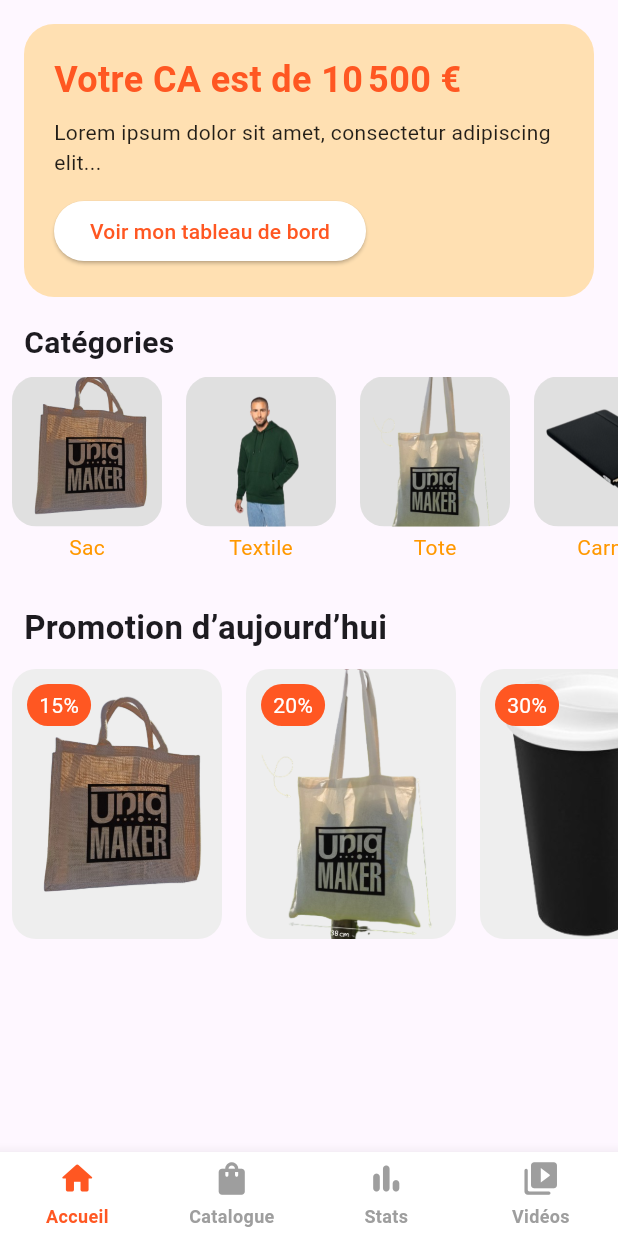
After one commit to 0osmoz0/UniqMaker, a Flutter app: the HomePage screen opened directly, on a phone screen of 412 x 824 dp. The commit adds this screen. Run offline on Flutter 3.47's test engine with Material 3 defaults, Android fonts, the phone set to English and light mode, and no system bars; drawn by our look-alikes of animated_bottom_navigation_bar; our stand-ins replace open_file, signature.

Commit message:
finish the freelancer home page

```diff
--- a/uniqmaker/lib/contrat.dart
+++ b/uniqmaker/lib/contrat.dart
@@ -2,7 +2,7 @@ import 'package:flutter/material.dart';
 import 'package:signature/signature.dart';
 import 'package:flutter/services.dart';
 import 'package:pdf/widgets.dart' as pw;
-// Removed unused import
+import 'package:uniqmaker/freelancerHome.dart';
 import 'package:open_file/open_file.dart';
 import 'package:path_provider/path_provider.dart';
 import 'dart:io';
@@ -31,9 +31,7 @@ class _ContractSignatureScreenState extends State<ContractSignatureScreen> {
 
   Future<void> _generateContract() async {
     try {
-      // Création du PDF
       final pdf = pw.Document();
-
       pdf.addPage(
         pw.Page(
           build: (pw.Context context) {
@@ -44,14 +42,12 @@ class _ContractSignatureScreenState extends State<ContractSignatureScreen> {
                 pw.Paragraph(text: 'En signant ce document, vous acceptez les termes et conditions.'),
                 pw.SizedBox(height: 20),
                 pw.Header(level: 1, text: 'Détails du contrat'),
-                // Ajoutez ici le contenu spécifique du contrat
               ],
             );
           },
         ),
       );
 
-      // Sauvegarde temporaire du PDF
       final output = await getTemporaryDirectory();
       final file = File('${output.path}/contrat_uniqmaker.pdf');
       await file.writeAsBytes(await pdf.save());
@@ -120,7 +116,6 @@ class _ContractSignatureScreenState extends State<ContractSignatureScreen> {
               ),
               const SizedBox(height: 30),
 
-              // Bouton Générer le contrat
               if (!_isContractGenerated)
                 ElevatedButton(
                   onPressed: _generateContract,
@@ -157,7 +152,6 @@ class _ContractSignatureScreenState extends State<ContractSignatureScreen> {
 
               const SizedBox(height: 30),
 
-              // Zone de signature (visible seulement après lecture)
               if (_isContractRead) ...[
                 Container(
                   height: 200,
@@ -174,7 +168,6 @@ class _ContractSignatureScreenState extends State<ContractSignatureScreen> {
                 const SizedBox(height: 20),
               ],
 
-              // Boutons Signer et Effacer (visible seulement après lecture)
               if (_isContractRead) ...[
                 Row(
                   children: [
@@ -187,7 +180,14 @@ class _ContractSignatureScreenState extends State<ContractSignatureScreen> {
                               ScaffoldMessenger.of(context).showSnackBar(
                                 const SnackBar(content: Text('Contrat signé avec succès')),
                               );
-                              // Ici vous pourriez sauvegarder la signature avec le contrat
+
+                              // Redirige vers la HomePage
+                              Future.delayed(const Duration(milliseconds: 800), () {
+                                Navigator.pushReplacement(
+                                  context,
+                                  MaterialPageRoute(builder: (context) => const HomePage()),
+                                );
+                              });
                             }
                           } else {
                             ScaffoldMessenger.of(context).showSnackBar(
@@ -225,25 +225,6 @@ class _ContractSignatureScreenState extends State<ContractSignatureScreen> {
                 ),
                 const SizedBox(height: 30),
               ],
-
-              // Bouton continuer (visible seulement après signature)
-              if (_signatureController.isNotEmpty && _isContractRead)
-                Align(
-                  alignment: Alignment.centerRight,
-                  child: TextButton(
-                    onPressed: () {
-                      // Action de navigation ici
-                      // Navigator.push(...);
-                    },
-                    child: const Text(
-                      "continuer",
-                      style: TextStyle(
-                        color: Color(0xFFF28C36),
-                        fontSize: 18,
-                      ),
-                    ),
-                  ),
-                ),
             ],
           ),
         ),
--- /dev/null
+++ b/uniqmaker/lib/freelancerHome.dart
@@ -0,0 +1,241 @@
+import 'package:flutter/material.dart';
+import 'package:animated_bottom_navigation_bar/animated_bottom_navigation_bar.dart';
+
+class HomePage extends StatefulWidget {
+  const HomePage({super.key});
+
+  @override
+  State<HomePage> createState() => _HomePageState();
+}
+
+class _HomePageState extends State<HomePage> {
+  int _selectedIndex = 0;
+
+  final iconList = <IconData>[
+    Icons.home_rounded,
+    Icons.shopping_bag_rounded,
+    Icons.bar_chart_rounded,
+    Icons.video_collection_rounded,
+  ];
+
+  final List<String> labels = [
+    "Accueil",
+    "Catalogue",
+    "Stats",
+    "Vidéos",
+  ];
+
+  final List<Map<String, String>> categories = [
+    {"name": "Sac", "image": "assets/sac.png"},
+    {"name": "Textile", "image": "assets/textile.png"},
+    {"name": "Tote", "image": "assets/tote.png"},
+    {"name": "Carnet", "image": "assets/carnet.png"},
+    {"name": "Mug", "image": "assets/mug.png"},
+    {"name": "Stylo", "image": "assets/stylo.png"},
+  ];
+
+  final List<Map<String, String>> promotions = [
+    {"discount": "15%", "image": "assets/sac.png"},
+    {"discount": "20%", "image": "assets/tote.png"},
+    {"discount": "30%", "image": "assets/mug.png"},
+    {"discount": "10%", "image": "assets/stylo.png"},
+    {"discount": "50%", "image": "assets/textile.png"},
+  ];
+
+  void _onNavBarTapped(int index) {
+    setState(() {
+      _selectedIndex = index;
+    });
+  }
+
+  @override
+  Widget build(BuildContext context) {
+    return Scaffold(
+      body: SafeArea(
+        child: SingleChildScrollView(
+          physics: const BouncingScrollPhysics(),
+          padding: const EdgeInsets.only(bottom: 80), // Leave space for nav bar
+          child: Column(
+            crossAxisAlignment: CrossAxisAlignment.start,
+            children: [
+              // HEADER - CA
+              Padding(
+                padding: const EdgeInsets.all(16.0),
+                child: Container(
+                  decoration: BoxDecoration(
+                    color: Colors.orange[100],
+                    borderRadius: BorderRadius.circular(20),
+                  ),
+                  padding: const EdgeInsets.all(20),
+                  child: Column(
+                    crossAxisAlignment: CrossAxisAlignment.start,
+                    children: [
+                      const Text(
+                        "Votre CA est de 10 500 €",
+                        style: TextStyle(
+                          fontSize: 24,
+                          fontWeight: FontWeight.bold,
+                          color: Colors.deepOrange,
+                        ),
+                      ),
+                      const SizedBox(height: 8),
+                      const Text(
+                        "Lorem ipsum dolor sit amet, consectetur adipiscing elit...",
+                        style: TextStyle(color: Colors.black87),
+                      ),
+                      const SizedBox(height: 12),
+                      ElevatedButton(
+                        onPressed: () {},
+                        style: ElevatedButton.styleFrom(
+                          backgroundColor: Colors.white,
+                          foregroundColor: Colors.deepOrange,
+                          shape: RoundedRectangleBorder(
+                            borderRadius: BorderRadius.circular(30),
+                          ),
+                        ),
+                        child: const Text("Voir mon tableau de bord"),
+                      ),
+                    ],
+                  ),
+                ),
+              ),
+
+              const Padding(
+                padding: EdgeInsets.symmetric(horizontal: 16.0),
+                child: Text("Catégories", style: TextStyle(fontSize: 20, fontWeight: FontWeight.bold)),
+              ),
+              const SizedBox(height: 8),
+
+              SizedBox(
+                height: 140,
+                child: ListView.builder(
+                  scrollDirection: Axis.horizontal,
+                  itemCount: categories.length,
+                  itemBuilder: (context, index) {
+                    return CategoryCard(
+                      name: categories[index]['name']!,
+                      imagePath: categories[index]['image']!,
+                    );
+                  },
+                ),
+              ),
+
+              const Padding(
+                padding: EdgeInsets.symmetric(horizontal: 16.0, vertical: 12),
+                child: Text("Promotion d’aujourd’hui", style: TextStyle(fontSize: 22, fontWeight: FontWeight.bold)),
+              ),
+
+              SizedBox(
+                height: 180,
+                child: ListView.builder(
+                  scrollDirection: Axis.horizontal,
+                  itemCount: promotions.length,
+                  itemBuilder: (context, index) {
+                    return PromoCard(
+                      discount: promotions[index]['discount']!,
+                      imagePath: promotions[index]['image']!,
+                    );
+                  },
+                ),
+              ),
+            ],
+          ),
+        ),
+      ),
+      bottomNavigationBar: AnimatedBottomNavigationBar.builder(
+        itemCount: iconList.length,
+        tabBuilder: (index, isActive) {
+          final color = isActive ? Colors.deepOrange : Colors.grey;
+          return Column(
+            mainAxisSize: MainAxisSize.min,
+            mainAxisAlignment: MainAxisAlignment.center,
+            children: [
+              Icon(iconList[index], color: color, size: 26),
+              const SizedBox(height: 4),
+              Text(
+                labels[index],
+                style: TextStyle(color: color, fontWeight: FontWeight.w600, fontSize: 12),
+              ),
+            ],
+          );
+        },
+        backgroundColor: Colors.white,
+        activeIndex: _selectedIndex,
+        gapLocation: GapLocation.none,
+        notchSmoothness: NotchSmoothness.defaultEdge,
+        onTap: _onNavBarTapped,
+        splashColor: Colors.orange,
+        scaleFactor: 1.2,
+        elevation: 8,
+      ),
+    );
+  }
+}
+
+class CategoryCard extends StatelessWidget {
+  final String name;
+  final String imagePath;
+
+  const CategoryCard({super.key, required this.name, required this.imagePath});
+
+  @override
+  Widget build(BuildContext context) {
+    return Padding(
+      padding: const EdgeInsets.symmetric(horizontal: 8),
+      child: Column(
+        children: [
+          ClipRRect(
+            borderRadius: BorderRadius.circular(16),
+            child: Container(
+              width: 100,
+              height: 100,
+              color: Colors.grey[300],
+              child: Image.asset(imagePath, fit: BoxFit.cover),
+            ),
+          ),
+          const SizedBox(height: 4),
+          Text(name, style: const TextStyle(color: Colors.orange)),
+        ],
+      ),
+    );
+  }
+}
+
+class PromoCard extends StatelessWidget {
+  final String discount;
+  final String imagePath;
+
+  const PromoCard({super.key, required this.discount, required this.imagePath});
+
+  @override
+  Widget build(BuildContext context) {
+    return Padding(
+      padding: const EdgeInsets.symmetric(horizontal: 8),
+      child: Stack(
+        children: [
+          ClipRRect(
+            borderRadius: BorderRadius.circular(16),
+            child: Container(
+              width: 140,
+              height: 180,
+              color: Colors.grey[200],
+              child: Image.asset(imagePath, fit: BoxFit.cover),
+            ),
+          ),
+          Positioned(
+            top: 10,
+            left: 10,
+            child: Container(
+              padding: const EdgeInsets.symmetric(horizontal: 8, vertical: 4),
+              decoration: BoxDecoration(
+                color: Colors.deepOrange,
+                borderRadius: BorderRadius.circular(20),
+              ),
+              child: Text(discount, style: const TextStyle(color: Colors.white)),
+            ),
+          ),
+        ],
+      ),
+    );
+  }
+}
```
Also changed, not shown: uniqmaker/pubspec.yaml (+7 -0 lines), uniqmaker/assets/P213916.jpg (added), uniqmaker/assets/P219136-removebg-preview.png (added), uniqmaker/assets/P219136.jpg (added), uniqmaker/assets/P317597.jpg (added), uniqmaker/assets/P325081.jpg (added), uniqmaker/assets/P325125.jpg (added), uniqmaker/assets/P337103.jpg (added), uniqmaker/assets/carnet.png (added), uniqmaker/assets/image-removebg-preview (2).png (added), uniqmaker/assets/mug.png (added), uniqmaker/assets/paraplui.png (added), uniqmaker/assets/sac.png (added), uniqmaker/assets/stylo.png (added), 2 more files.
